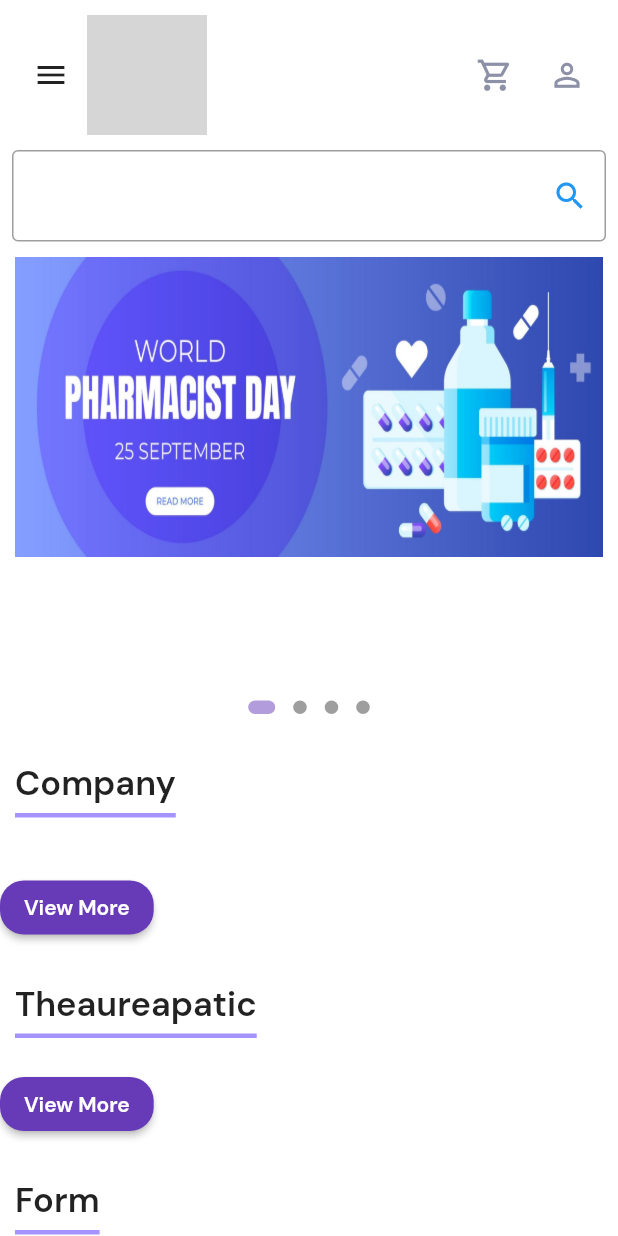
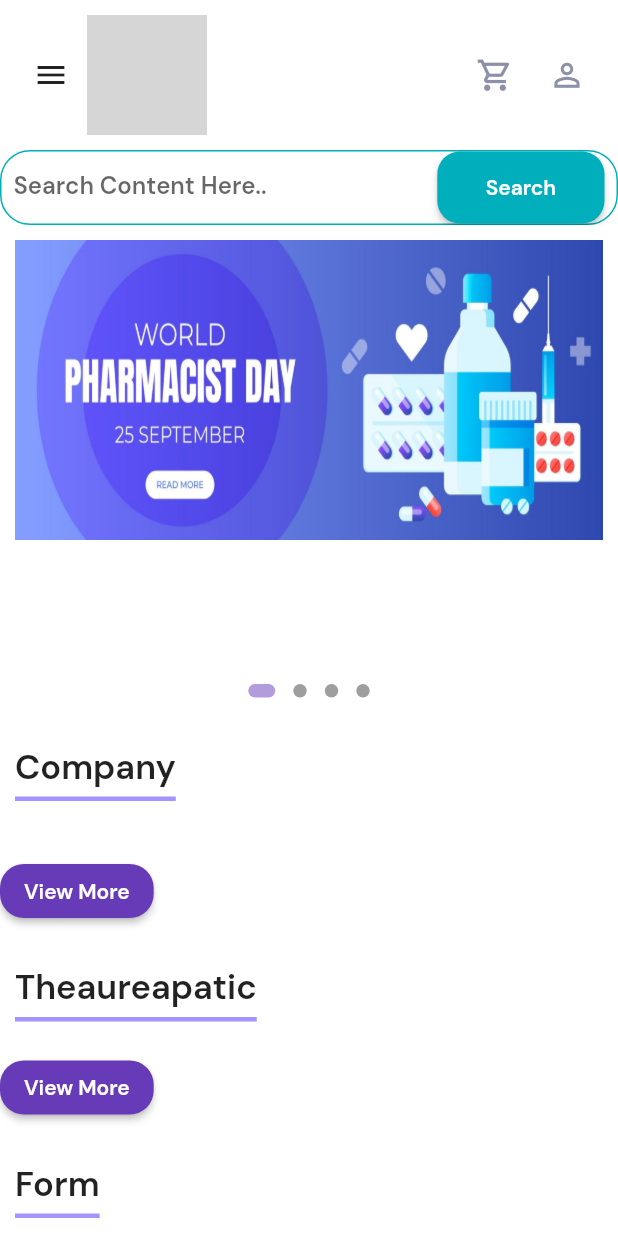
Before and after one commit to Jnananidhi/almed_in, a Flutter app: the screen it shows after launch, on a phone screen of 412 x 824 dp. Run offline on Flutter 3.47's test engine with Material 2 defaults, Android fonts, the phone set to English and light mode, and no system bars; drawn by our look-alikes of carousel_slider, dots_indicator; our stand-ins replace expansion_tile_card; missing offline and left inert: dart:html, email_otp, universal_html; network calls fail; grey boxes are pictures that could not be loaded.

Commit message:
ui changes done

```diff
--- a/lib/Screens/Home/home_screen.dart
+++ b/lib/Screens/Home/home_screen.dart
@@ -107,9 +107,14 @@ class _HomeScreenState extends State<HomeScreen> {
             ],
           ),
         ),
-        body:const Column(children: <Widget>[
+        body:Stack(
+          children: [const Column(children: <Widget>[
             Navigation(),
-          Search_bar(),
+        Positioned(
+            top: 0, // adjust top position as needed
+            left: 0, // adjust left position as needed
+            child:
+            Search_bar(),),
             Expanded(
               child: SingleChildScrollView(
                 child: Column(
@@ -122,6 +127,7 @@ class _HomeScreenState extends State<HomeScreen> {
                   ],
                 ),
               ),
-          )]));
+            )]),
+        ]));
   }
 }
--- a/lib/Screens/Home/products/widgets/category.dart
+++ b/lib/Screens/Home/products/widgets/category.dart
@@ -261,6 +261,7 @@ class _CategoryCardState extends State<CategoryCard> {
       child: InkWell(
         onTap: widget.press,
         child: Container(
+
           width: _size.width <= 770
               ? _size.width
               : _size.width >= 975
@@ -271,7 +272,8 @@ class _CategoryCardState extends State<CategoryCard> {
           ),
 
           decoration: BoxDecoration(
-            color: isHovered ?   kgreyColor:kWhiteColor, // Change color on hover
+            borderRadius: BorderRadius.circular(20.0),
+            color: isHovered ?  kgreyColor:kWhiteColor, // Change color on hover
               boxShadow: [if (isHovered) kDefaultShadow],
             border: Border.all(
               color: kgreyColor, // Set the border color to grey
--- a/lib/Screens/Home/products/widgets/form.dart
+++ b/lib/Screens/Home/products/widgets/form.dart
@@ -202,6 +202,7 @@ class _FormDataItemState extends State<FormDataItem> {
               ),
 
               decoration: BoxDecoration(
+                borderRadius: BorderRadius.circular(20.0),
                 color: isHovered ?   kgreyColor:kWhiteColor, // Change color on hover
                 boxShadow: [if (isHovered) kDefaultShadow],
                 border: Border.all(
--- a/lib/Screens/Home/products/widgets/strength.dart
+++ b/lib/Screens/Home/products/widgets/strength.dart
@@ -193,6 +193,7 @@ class _strengthDataItemState extends State<strengthDataItem> {
           child: InkWell(
             onTap: widget.press,
             child: Container(
+
               width: _size.width <= 770
                   ? _size.width
                   : _size.width >= 975
@@ -203,6 +204,7 @@ class _strengthDataItemState extends State<strengthDataItem> {
               ),
 
               decoration: BoxDecoration(
+                borderRadius: BorderRadius.circular(20.0),
                 color: isHovered ?   kgreyColor:kWhiteColor, // Change color on hover
                 boxShadow: [if (isHovered) kDefaultShadow],
                 border: Border.all(
--- a/lib/Screens/Home/products/widgets/thereapeautic.dart
+++ b/lib/Screens/Home/products/widgets/thereapeautic.dart
@@ -203,6 +203,7 @@ class _DatabaseDataItemState extends State<DatabaseDataItem> {
               ),
 
               decoration: BoxDecoration(
+                borderRadius: BorderRadius.circular(20.0),
                 color: isHovered ?   kgreyColor:kWhiteColor, // Change color on hover
                 boxShadow: [if (isHovered) kDefaultShadow],
                 border: Border.all(
--- a/lib/Screens/Home/widgets/bottomnav.dart
+++ b/lib/Screens/Home/widgets/bottomnav.dart
@@ -57,6 +57,8 @@ class BottomNav extends StatelessWidget {
               "The contents of this website are for informational purposes only and not intended to be a substitute for professional medical advice, diagnosis, or treatment. Please seek the advice of physician or other qualified health provider with any questions you may have regarding a medical condition. Do not disregard professional medical advice or delay in seeking it because of something you have read on this website.",
               textAlign: TextAlign.center,
               style: TextStyle(
+                height: 1.5,
+                color: Colors.white,
                 fontFamily: 'DMSans Regular' ,
                 fontSize: _size.width >= 370 ? 15 : 10,
               ),
--- a/lib/Screens/Home/widgets/search_bar.dart
+++ b/lib/Screens/Home/widgets/search_bar.dart
@@ -258,12 +258,18 @@ class _Search_barState extends State<Search_bar> {
   Widget build(BuildContext context) {
     return  Container(
         constraints: const BoxConstraints(
-        maxWidth: kMaxWidth,
+        maxWidth: kMaxWidth/1.5,
     ),
     child: Column(
           children: [
             Container(
               padding: EdgeInsets.symmetric(horizontal: 8),
+              decoration: BoxDecoration(
+                borderRadius: BorderRadius.circular(20.0), // Adjust the value as needed
+                border: Border.all(
+                  color: Color(0xFF00AFBB),
+                ),
+              ),
               child: Align(
                 alignment: Alignment.topCenter,
                 child: TextField(
@@ -285,11 +291,15 @@ class _Search_barState extends State<Search_bar> {
                     });
                   },
                   decoration: InputDecoration(
-              border: OutlineInputBorder(
-                borderSide: BorderSide(color: Color(0xFF00AFBB)),
-              ),
+                    hintText: "Search Content Here..",
+                    border: InputBorder.none, // Remove the default border
                     suffixIcon: InkWell(
-                onTap: () {
+
+                      child:ElevatedButton(
+                        child: Container(
+                            width: kMaxWidth/15.5,
+                            child: const Center(child: Text("Search"))),
+                        onPressed: (){
                           // Perform navigation to the product screen with the search term
                           String searchTerm = searchcontroller.text;
                           if (searchTerm.isNotEmpty) {
@@ -301,9 +311,12 @@ class _Search_barState extends State<Search_bar> {
                             );
                           }
                         },
-                child: Icon(
-                  Icons.search,
-                  color: Theme.of(context).primaryColor,
+                        style: ElevatedButton.styleFrom(
+                          foregroundColor: kWhiteColor, backgroundColor: Color(0xFF00AFBB),
+                          shape: RoundedRectangleBorder(
+                            borderRadius: BorderRadius.circular(15),
+                          ),
+                        ),
                       ),
                     ),
                   ),
@@ -313,6 +326,7 @@ class _Search_barState extends State<Search_bar> {
 
     if (searchSuggestions.isNotEmpty)
     Container(
+       width: kMaxWidth/1.5,
         color: kgreyColor,
         constraints: const BoxConstraints(
         maxWidth: kMaxWidth,
--- a/pubspec.yaml
+++ b/pubspec.yaml
@@ -43,6 +43,7 @@ dependencies:
   expansion_tile_card: ^3.0.0
   email_otp: ^2.0.1
   universal_html: ^2.0.0
+  material_floating_search_bar_2: ^0.5.0
 
 
 
```
Also changed, not shown: lib/Screens/Home/about_screen.dart (+7 -2 lines), pubspec.lock. Lines whose indentation alone changed are shown as unchanged.
